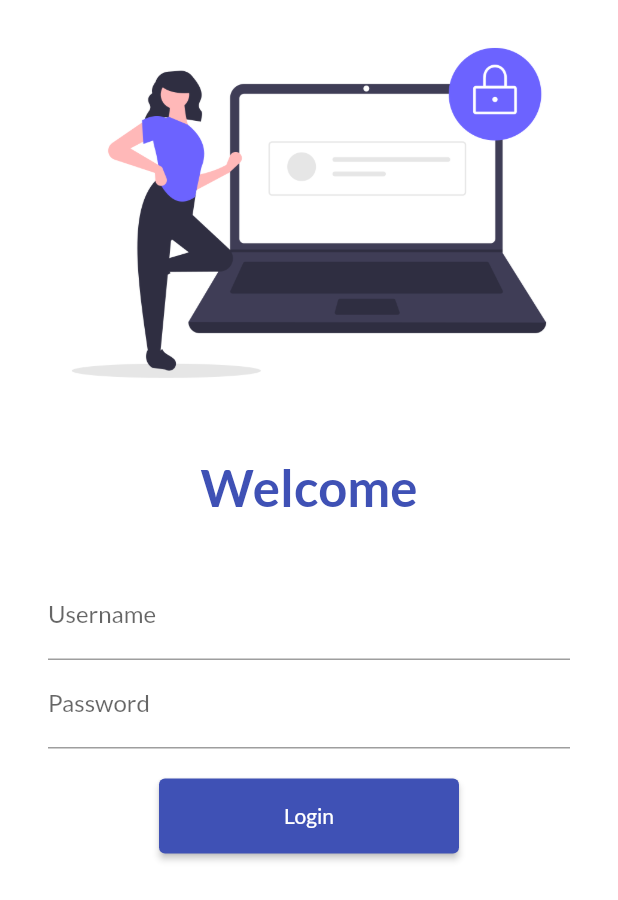
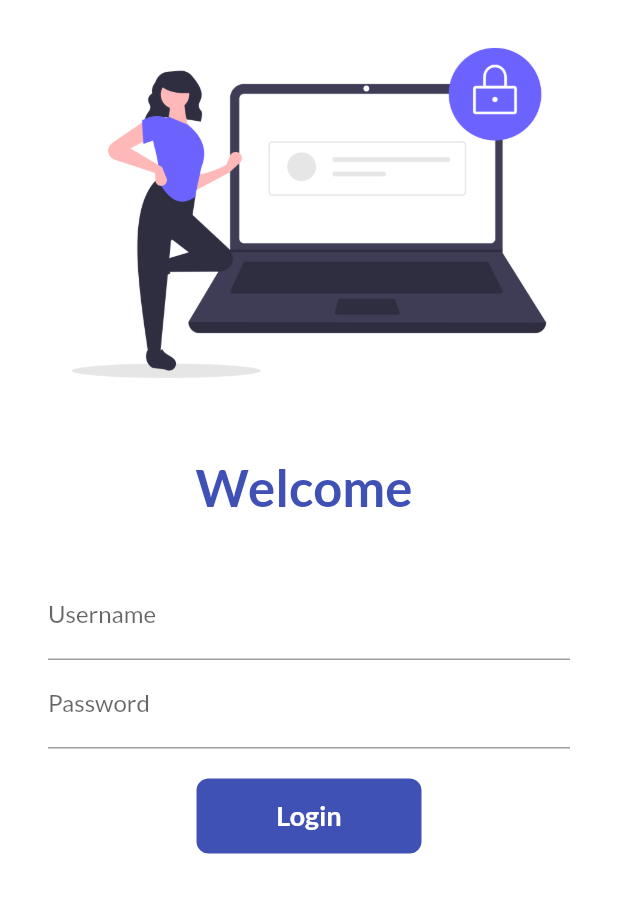
Before and after one commit to Khushbakht-Rehman/Flutter30DaysCourse, a Flutter app: the screen it shows after launch, on a phone screen of 412 x 824 dp. Shown: the top 900 px of the screen. Run offline on Flutter 3.47's test engine with Material 2 defaults, Android fonts, the phone set to English and light mode, and no system bars; our stand-ins replace google_fonts.

Commit message:
Day 6 Completed

```diff
--- a/lib/pages/login_page.dart
+++ b/lib/pages/login_page.dart
@@ -1,7 +1,14 @@
 import 'package:flutter/material.dart';
 import 'package:flutterapp/utils/routes.dart';
 
-class Login extends StatelessWidget {
+class Login extends StatefulWidget {
+  @override
+  _LoginState createState() => _LoginState();
+}
+
+class _LoginState extends State<Login> {
+  String name = "";
+  bool changeButton = false;
   @override
   Widget build(BuildContext context) {
     return Material(
@@ -17,7 +24,7 @@ class Login extends StatelessWidget {
               height: 20,
             ),
             Text(
-              "Welcome",
+              "Welcome $name",
               style: TextStyle(
                 fontSize: 34,
                 color: Colors.indigo,
@@ -36,6 +43,10 @@ class Login extends StatelessWidget {
                       hintText: " Enter Username",
                       labelText: "Username",
                     ),
+                    onChanged: (value) {
+                      name = value;
+                      setState(() {});
+                    },
                   ),
                   TextFormField(
                     obscureText: true,
@@ -47,7 +58,40 @@ class Login extends StatelessWidget {
                   SizedBox(
                     height: 20,
                   ),
-                  ElevatedButton(
+                  InkWell(
+                    onTap: () async {
+                      setState(() {
+                        changeButton = true;
+                      });
+                      await Future.delayed(Duration(seconds: 1));
+                      Navigator.pushNamed(context, MyRoute.homeroute);
+                    },
+                    child: AnimatedContainer(
+                      duration: Duration(seconds: 1),
+                      height: 50,
+                      width: changeButton ? 50 : 150,
+                      alignment: Alignment.center,
+                      child: changeButton
+                          ? Icon(
+                              Icons.done,
+                              color: Colors.white,
+                            )
+                          : Text(
+                              "Login",
+                              style: TextStyle(
+                                color: Colors.white,
+                                fontSize: 18,
+                                fontWeight: FontWeight.bold,
+                              ),
+                            ),
+                      decoration: BoxDecoration(
+                        borderRadius:
+                            BorderRadius.circular(changeButton ? 50 : 8),
+                        color: Colors.indigo,
+                      ),
+                    ),
+                  )
+                  /* ElevatedButton(
                     onPressed: () {
                       Navigator.pushNamed(context, MyRoute.homeroute);
                     },
@@ -56,7 +100,7 @@ class Login extends StatelessWidget {
                         backgroundColor:
                             MaterialStateProperty.all(Colors.indigo),
                         minimumSize: MaterialStateProperty.all(Size(200, 50))),
-                  )
+                  )*/
                 ],
               ),
             )
```
